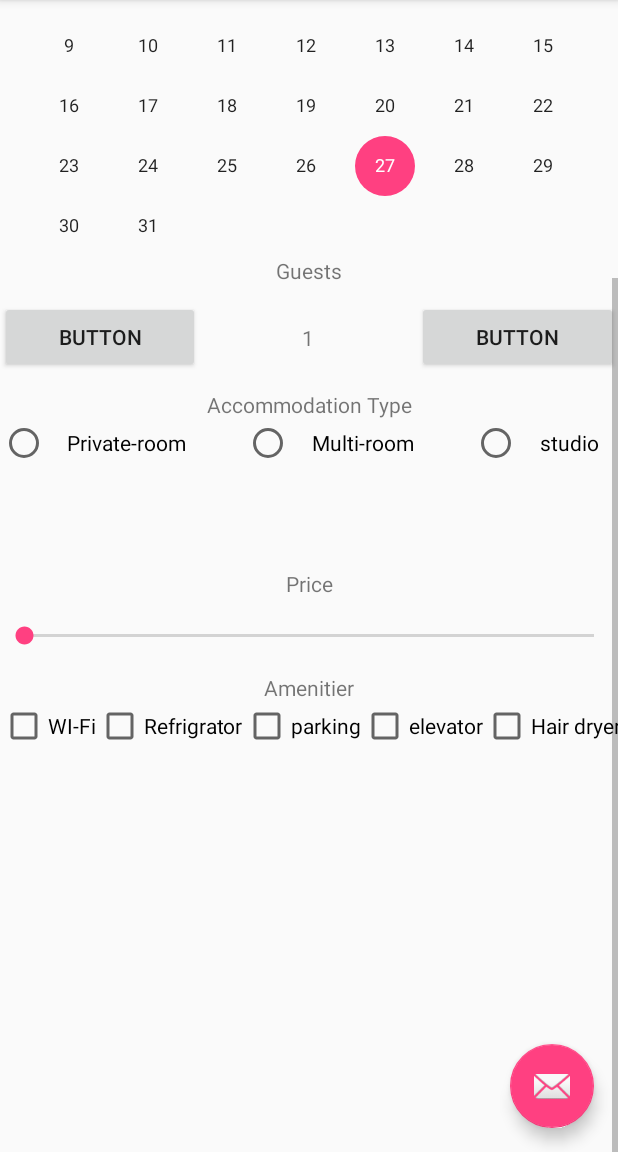
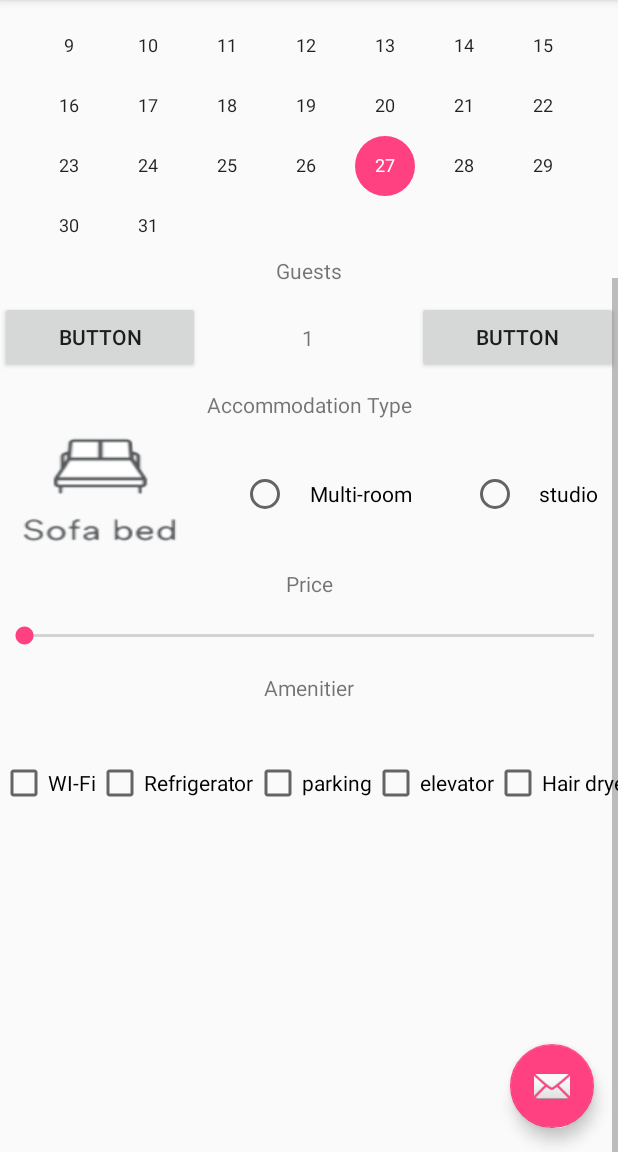
Before and after one commit to daaa08/AirBnbSerach, an Android app: the screen it shows after launch (MainActivity), scrolled down 244 dp, on a phone screen of 412 x 824 dp, the part 84-1236 px from its top. Run offline under Robolectric (Android 15) with nearby library versions, the phone set to English and light mode, and no system bars.

Commit message:
checkBox custom

```diff
--- a/app/src/main/java/com/example/da08/airbnbserach/MainActivity.java
+++ b/app/src/main/java/com/example/da08/airbnbserach/MainActivity.java
@@ -97,7 +97,6 @@ public class MainActivity extends AppCompatActivity implements View.OnClickListe
             Log.i("calender", "year:"+i+", month:"+i1+", dayOfMonth:"+i2);
             String theDay = String.format("%d-%02d-%02d", i, i1, i2);
 //            String theDay = String.format("%s = %d", "joe", 35);
-            // String.format("%s = %d", "joe", 35);
             switch (checkStatus) {
                 case CHECK_IN:
                     search.checkInDate = theDay;
--- a/app/src/main/java/com/example/da08/airbnbserach/Search.java
+++ b/app/src/main/java/com/example/da08/airbnbserach/Search.java
@@ -5,11 +5,22 @@ package com.example.da08.airbnbserach;
  */
 
 public class Search {
+    public static final int TYPE_ONE    = 10;
+    public static final int TYPE_TWO    = 20;
+    public static final int TYPE_EXTIRE = 30;
+
+    public static final String AM_WIFI        = "wifi";
+    public static final String AM_REFRIGERATOR = "refrigerator";
+    public static final String AM_PARKING     = "parking";
+    public static final String AM_ELEVATOR    = "elevator";
+    public static final String AM_HAIR        = "hair dryer";
+    public static final String AM_BED         = "bed";
 
     public String checkInDate;
     public String checkOutDate;
-    public int guest;
+    public int guest =1;
     public int type;
-    public int price;
+    public int price_min;
+    public int price_max;
     public String amenities[];
 }
--- /dev/null
+++ b/app/src/main/res/drawable/checkbox_drawable_bed.xml
@@ -0,0 +1,9 @@
+<?xml version="1.0" encoding="utf-8"?>
+<selector xmlns:android="http://schemas.android.com/apk/res/android">
+    <!-- 체크박스 해제상태 -->
+    <item android:drawable="@drawable/bed" android:state_checked="false" />
+    <!-- 체크박스 선택상태 -->
+    <item android:drawable="@drawable/check" android:state_checked="true" />
+    <!-- default state -->
+    <item android:drawable="@drawable/bed" />
+</selector>
--- a/app/src/main/res/layout/content_main.xml
+++ b/app/src/main/res/layout/content_main.xml
@@ -125,8 +125,10 @@
                     android:layout_width="wrap_content"
                     android:layout_height="wrap_content"
                     android:layout_weight="1"
-                    android:text="Private-room"
-                    android:textAlignment="center" />
+
+                    android:textAlignment="center"
+                    android:background="@drawable/checkbox_drawable_bed"
+                    android:button="@null"/>
 
                 <Space
                     android:layout_width="wrap_content"
@@ -210,7 +212,7 @@
                         android:id="@+id/checkRefri"
                         android:layout_width="match_parent"
                         android:layout_height="wrap_content"
-                        android:text="Refrigrator" />
+                        android:text="Refrigerator" />
 
                     <CheckBox
                         android:id="@+id/checkParking"
@@ -234,7 +236,8 @@
                         android:id="@+id/checkBed"
                         android:layout_width="match_parent"
                         android:layout_height="wrap_content"
-                        android:text="Bed" />
+                        android:background="@drawable/checkbox_drawable_bed"
+                        android:button="@null"/>
                 </LinearLayout>
             </HorizontalScrollView>
 
```
Also changed, not shown: app/src/main/res/drawable/bed.png (added), app/src/main/res/drawable/check.png (added).
